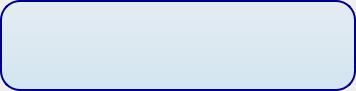
QupZilla/qupzilla, file src/desktopnotifications/desktopnotification.ui: the form before one commit.
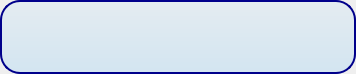
The form after the commit.

```diff
--- a/src/desktopnotifications/desktopnotification.ui
+++ b/src/desktopnotifications/desktopnotification.ui
@@ -7,7 +7,7 @@
     <x>0</x>
     <y>0</y>
     <width>356</width>
-    <height>91</height>
+    <height>74</height>
    </rect>
   </property>
   <property name="windowTitle">
@@ -35,8 +35,39 @@
      <property name="frameShadow">
       <enum>QFrame::Raised</enum>
      </property>
-     <layout class="QGridLayout" name="gridLayout">
-      <item row="0" column="1">
+     <layout class="QHBoxLayout" name="horizontalLayout">
+      <item>
+       <widget class="QLabel" name="icon">
+        <property name="maximumSize">
+         <size>
+          <width>48</width>
+          <height>48</height>
+         </size>
+        </property>
+        <property name="text">
+         <string/>
+        </property>
+       </widget>
+      </item>
+      <item>
+       <layout class="QVBoxLayout" name="verticalLayout_2">
+        <property name="spacing">
+         <number>0</number>
+        </property>
+        <item>
+         <spacer name="verticalSpacer">
+          <property name="orientation">
+           <enum>Qt::Vertical</enum>
+          </property>
+          <property name="sizeHint" stdset="0">
+           <size>
+            <width>20</width>
+            <height>40</height>
+           </size>
+          </property>
+         </spacer>
+        </item>
+        <item>
        <widget class="QLabel" name="heading">
         <property name="sizePolicy">
          <sizepolicy hsizetype="Preferred" vsizetype="Fixed">
@@ -44,25 +75,18 @@
           <verstretch>0</verstretch>
          </sizepolicy>
         </property>
-        <property name="text">
-         <string/>
-        </property>
-       </widget>
-      </item>
-      <item row="0" column="0" rowspan="2">
-       <widget class="QLabel" name="icon">
-        <property name="maximumSize">
-         <size>
-          <width>64</width>
-          <height>64</height>
-         </size>
-        </property>
+          <property name="styleSheet">
+           <string notr="true">QLabel {
+font: bold;
+font-size: 13pt;
+}</string>
+          </property>
         <property name="text">
          <string/>
         </property>
        </widget>
       </item>
-      <item row="1" column="1">
+        <item>
        <widget class="QLabel" name="text">
         <property name="text">
          <string/>
@@ -71,6 +95,21 @@
          <set>Qt::AlignLeading|Qt::AlignLeft|Qt::AlignTop</set>
         </property>
        </widget>
+        </item>
+        <item>
+         <spacer name="verticalSpacer_2">
+          <property name="orientation">
+           <enum>Qt::Vertical</enum>
+          </property>
+          <property name="sizeHint" stdset="0">
+           <size>
+            <width>20</width>
+            <height>40</height>
+           </size>
+          </property>
+         </spacer>
+        </item>
+       </layout>
       </item>
      </layout>
     </widget>
```
Lines whose indentation alone changed are shown as unchanged.
